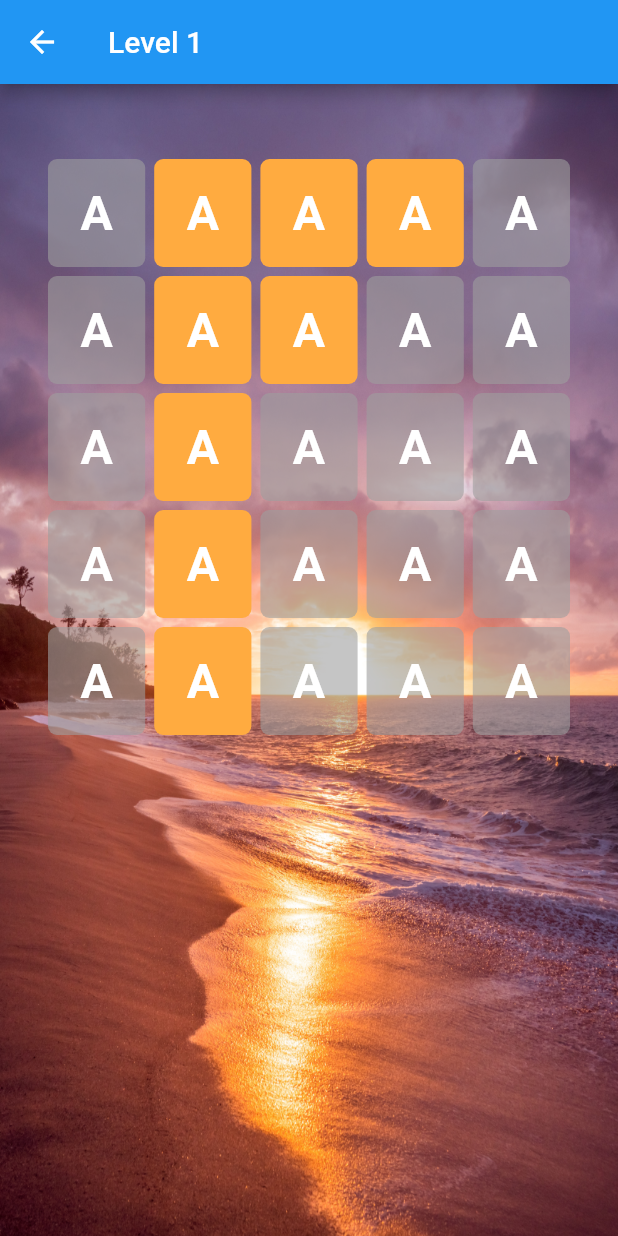
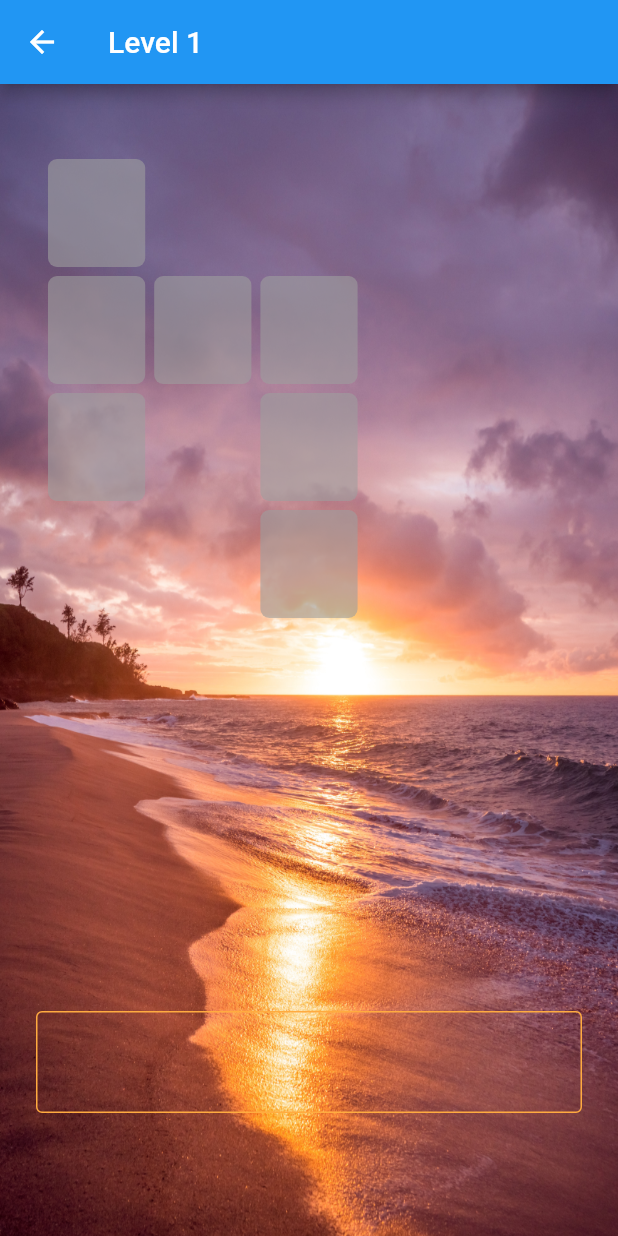
Before and after one commit to Sagar-KC-3082/cross_word_game, a Flutter app: the PuzzleScreen screen opened directly, on a phone screen of 412 x 824 dp. Run offline on Flutter 3.47's test engine with Material 2 defaults, Android fonts, the phone set to English and light mode, and no system bars.

Commit message:
puzzle container visibility logic implemented

```diff
--- a/lib/core/static_data/static_data.dart
+++ b/lib/core/static_data/static_data.dart
@@ -10,8 +10,8 @@ class StaticData {
       levelNumber: 1,
       levelName: 'Level 1',
       puzzleModel: [
-        PuzzleModel(
-            wordsList: ['AT', 'AXE', 'EYE'],
-            wordsLocationList: [1, 2, 6, 7, 11, 12, 13])
+        PuzzleModel(word: 'BAT', wordsLocationList: [0,5,10]),
+        PuzzleModel(word: 'AXE', wordsLocationList: [5,6,7]),
+        PuzzleModel(word: 'EYE', wordsLocationList: [7,12,17]),
       ]);
 }
--- a/lib/features/puzzle/enitities/puzzle_model.dart
+++ b/lib/features/puzzle/enitities/puzzle_model.dart
@@ -18,8 +18,8 @@ class PuzzleScreenModel {
 }
 
 class PuzzleModel {
-  final List<String> wordsList;
+  final String word;
   final List<int> wordsLocationList;
 
-  PuzzleModel({required this.wordsList, required this.wordsLocationList});
+  PuzzleModel({required this.word, required this.wordsLocationList});
 }
--- a/lib/features/puzzle/presentation/puzzle_screen.dart
+++ b/lib/features/puzzle/presentation/puzzle_screen.dart
@@ -1,3 +1,4 @@
+import 'package:cross_word_games/core/themes/custom_colors.dart';
 import 'package:cross_word_games/core/ui_components/custom_scaffold.dart';
 import 'package:cross_word_games/features/puzzle/enitities/puzzle_model.dart';
 import 'package:cross_word_games/features/puzzle/presentation/widgets/puzzle_container.dart';
@@ -17,8 +18,10 @@ class PuzzleScreen extends StatefulWidget {
 }
 
 class _PuzzleScreenState extends State<PuzzleScreen> {
-  final List<int> _filledList = [1, 2, 3, 6, 7, 11, 16, 21];
+  final List<int> _filledList = [];
+  final List<LetterPosition> _letterPositionList = [];
   bool _visible = false;
+  final TextEditingController _textEditingController = TextEditingController();
 
   triggerAnimation() async {
     await Future.delayed(const Duration(milliseconds: 200));
@@ -27,10 +30,33 @@ class _PuzzleScreenState extends State<PuzzleScreen> {
     });
   }
 
+  initialiseLettersPosition() {
+    for (var element in widget.puzzleScreenModel.puzzleModel) {
+      //With the assumption that number of letters in the word and the array's length are always same..
+      for (int i = 0; i < element.wordsLocationList.length; i++) {
+        _letterPositionList.add(LetterPosition(
+            letter: element.word[i], position: element.wordsLocationList[i]));
+      }
+    }
+    setState(() {});
+  }
+
+  void checkIfMatched(String word) {
+    for (var element in widget.puzzleScreenModel.puzzleModel) {
+      if (element.word == word) {
+        _filledList.addAll(element.wordsLocationList);
+        _textEditingController.clear();
+        setState(() {});
+        return;
+      }
+    }
+  }
+
   @override
   void initState() {
     super.initState();
     triggerAnimation();
+    initialiseLettersPosition();
   }
 
   @override
@@ -39,15 +65,27 @@ class _PuzzleScreenState extends State<PuzzleScreen> {
       appBarTitle: widget.puzzleScreenModel.levelName,
       body: Stack(
         children: [
-          Container(
+          _backgroundImageWidget(context),
+          _puzzleSection(context),
+          const SizedBox(height: 20),
+          _textFieldSection()
+        ],
+      ),
+    );
+  }
+
+  Container _backgroundImageWidget(BuildContext context) {
+    return Container(
         height: MediaQuery.of(context).size.height,
         width: MediaQuery.of(context).size.width,
         decoration: BoxDecoration(
             image: DecorationImage(
-                      image:
-                          AssetImage(widget.puzzleScreenModel.backgroundImage),
-                      fit: BoxFit.fill))),
-          AnimatedPositioned(
+                image: AssetImage(widget.puzzleScreenModel.backgroundImage),
+                fit: BoxFit.fill)));
+  }
+
+  AnimatedPositioned _puzzleSection(BuildContext context) {
+    return AnimatedPositioned(
       duration: const Duration(milliseconds: 1000),
       top: _visible ? 50 : 20,
       curve: Curves.easeOut,
@@ -61,24 +99,72 @@ class _PuzzleScreenState extends State<PuzzleScreen> {
           child: GridView.builder(
               shrinkWrap: true,
               primary: true,
-                    padding:
-                        const EdgeInsets.symmetric(horizontal: 32, vertical: 0),
+              padding: const EdgeInsets.symmetric(horizontal: 32, vertical: 0),
               itemCount: 25,
-                    gridDelegate:
-                        const SliverGridDelegateWithFixedCrossAxisCount(
+              gridDelegate: const SliverGridDelegateWithFixedCrossAxisCount(
                   crossAxisCount: 5,
                   childAspectRatio: 0.9,
                   crossAxisSpacing: 6,
                   mainAxisSpacing: 6),
               itemBuilder: (context, index) {
-                      return PuzzleContainer(
-                          value: 'A', isFilled: _filledList.contains(index));
+                late int letterPositionInCustomList = 1000;
+                final List<bool> isLetterPresent = _letterPositionList.map((e) {
+                  if (e.position == index) {
+                    letterPositionInCustomList = _letterPositionList.indexOf(e);
+                    return true;
+                  } else {
+                    return false;
+                  }
+                }).toList();
+                return isLetterPresent.contains(true)
+                    ? PuzzleContainer(
+                        value: letterPositionInCustomList == 1000
+                            ? ''
+                            : _letterPositionList[letterPositionInCustomList]
+                                .letter,
+                        isFilled: _filledList.contains(index))
+                    : const SizedBox();
               }),
         ),
       ),
-          )
-        ],
-      ),
     );
   }
+
+  AnimatedPositioned _textFieldSection() => AnimatedPositioned(
+      duration: const Duration(milliseconds: 1000),
+      bottom: _visible ? 50 : 20,
+      left: 24,
+      right: 24,
+      curve: Curves.easeOut,
+      child: AnimatedOpacity(
+        duration: const Duration(milliseconds: 1200),
+        opacity: _visible ? 1 : 0,
+        curve: Curves.easeOut,
+        child: SizedBox(
+          height: 100,
+          width: MediaQuery.of(context).size.width,
+          child: TextField(
+            controller: _textEditingController,
+            style: const TextStyle(
+                color: Colors.white, fontWeight: FontWeight.bold, fontSize: 24),
+            textCapitalization: TextCapitalization.characters,
+            decoration: const InputDecoration(
+              enabledBorder: OutlineInputBorder(
+                  borderSide:
+                      BorderSide(color: CustomColors.containerColorOrange)),
+              focusedBorder: OutlineInputBorder(
+                  borderSide:
+                      BorderSide(color: CustomColors.containerColorOrange)),
+            ),
+            onSubmitted: checkIfMatched,
+          ),
+        ),
+      ));
 }
+
+class LetterPosition {
+  final String letter;
+  final int position;
+
+  LetterPosition({required this.letter, required this.position});
+}
--- a/lib/features/puzzle/presentation/widgets/puzzle_container.dart
+++ b/lib/features/puzzle/presentation/widgets/puzzle_container.dart
@@ -8,9 +8,12 @@ import 'package:flutter/material.dart';
 
 class PuzzleContainer extends StatelessWidget {
   const PuzzleContainer(
-      {Key? key, this.value, required this.isFilled, this.containerColor})
+      {Key? key,
+      required this.value,
+      required this.isFilled,
+      this.containerColor})
       : super(key: key);
-  final String? value;
+  final String value;
   final bool isFilled;
   final Color? containerColor;
 
@@ -23,11 +26,10 @@ class PuzzleContainer extends StatelessWidget {
           color: !isFilled
               ? Colors.grey.withOpacity(0.6)
               : containerColor ?? CustomColors.containerColorOrange),
-
       padding: const EdgeInsets.symmetric(horizontal: 0, vertical: 0),
       child: Center(
         child: Text(
-          value ?? '',
+          isFilled ? value : '',
           style: CustomTextStyle.containerTextStyle,
         ),
       ),
```
Lines whose indentation alone changed are shown as unchanged.
